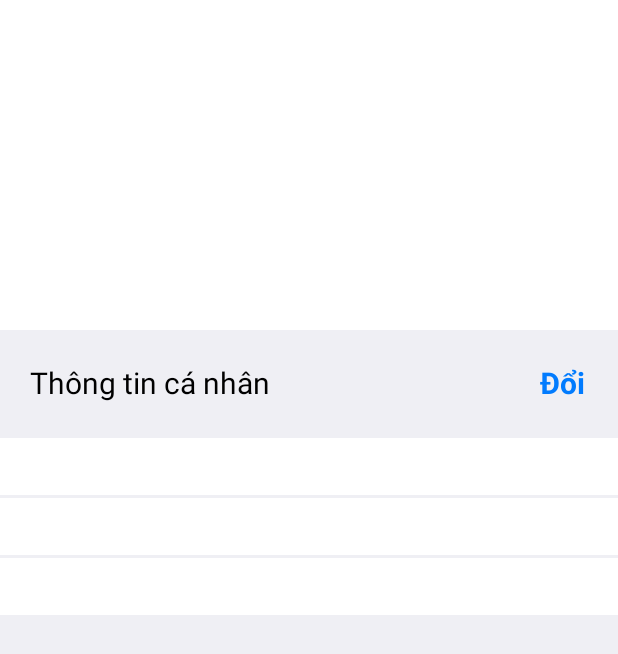
After one commit to affkjuhyt/AndroidPTIT, an Android app: the layout activity_detail_infomation.xml on its own in the app's theme, with its tools: preview values and no code run, on a phone screen of 412 x 824 dp. The commit adds this screen. Shown: the top 654 px of the screen. Run offline under Robolectric (Android 15) with nearby library versions, the phone set to English and light mode, and no system bars.

Commit message:
Create view info detail

```diff
--- a/app/src/main/AndroidManifest.xml
+++ b/app/src/main/AndroidManifest.xml
@@ -25,7 +25,7 @@
                 <category android:name="android.intent.category.LAUNCHER" />
             </intent-filter>
         </activity>
-        <activity android:name=".MainActivity">s
+        <activity android:name=".MainActivity">
             <intent-filter>
                 <action android:name="android.intent.action.MAIN" />
 
--- /dev/null
+++ b/app/src/main/res/drawable/border_top_relative.xml
@@ -0,0 +1,17 @@
+<?xml version="1.0" encoding="utf-8"?>
+<layer-list
+    xmlns:android="http://schemas.android.com/apk/res/android"
+    >
+    <item>
+        <shape android:shape="rectangle">
+            <solid android:color="#ffffff"/>
+            <stroke android:color="@color/gray" android:width="2dp"/>
+        </shape>
+    </item>
+    <item android:top="2dp">
+        <shape android:shape="rectangle">
+            <solid android:color="#ffffff"/>
+            <!--stroke android:color="#246921" android:width="2dp"/-->
+        </shape>
+    </item>
+</layer-list>
--- /dev/null
+++ b/app/src/main/res/layout/activity_detail_infomation.xml
@@ -0,0 +1,82 @@
+<?xml version="1.0" encoding="utf-8"?>
+<RelativeLayout
+    xmlns:android="http://schemas.android.com/apk/res/android"
+    android:layout_width="match_parent"
+    android:layout_height="match_parent"
+    android:background="@color/gray">
+
+    <RelativeLayout
+        android:background="@color/white"
+        android:id="@+id/relaImageInfo"
+        android:layout_width="match_parent"
+        android:layout_height="220dp" >
+
+    </RelativeLayout>
+
+    <RelativeLayout
+        android:background="@color/gray"
+        android:layout_marginTop="10dp"
+        android:layout_below="@+id/relaImageInfo"
+        android:id="@+id/relaText"
+        android:layout_width="match_parent"
+        android:layout_height="50dp" >
+
+        <TextView
+            android:textColor="@color/black"
+            android:background="@color/gray"
+            android:layout_centerVertical="true"
+            android:id="@+id/txtInfo"
+            android:text="Thông tin cá nhân"
+            android:layout_marginLeft="20dp"
+            android:textSize="20dp"
+            android:layout_width="wrap_content"
+            android:layout_height="wrap_content" />
+
+        <TextView
+            android:textColor="@color/blue"
+            android:layout_toRightOf="@+id/txtInfo"
+            android:layout_width="wrap_content"
+            android:textStyle="bold"
+            android:layout_centerVertical="true"
+            android:layout_height="wrap_content"
+            android:layout_marginLeft="180dp"
+            android:text="Đổi"
+            android:textSize="20dp"/>
+
+    </RelativeLayout>
+
+    <RelativeLayout
+        android:background="@color/white"
+        android:layout_marginTop="10dp"
+        android:layout_below="@+id/relaText"
+        android:id="@+id/relaInfoDetail"
+        android:layout_width="match_parent"
+        android:layout_height="120dp" >
+
+        <RelativeLayout
+            android:background="@drawable/border_top_relative"
+            android:id="@+id/relaName"
+            android:layout_width="match_parent"
+            android:layout_height="40dp" >
+
+        </RelativeLayout>
+
+        <RelativeLayout
+            android:background="@drawable/border_top_relative"
+            android:layout_below="@+id/relaName"
+            android:id="@+id/relaDate"
+            android:layout_width="match_parent"
+            android:layout_height="40dp" >
+
+        </RelativeLayout>
+
+        <RelativeLayout
+            android:background="@drawable/border_top_relative"
+            android:layout_below="@+id/relaDate"
+            android:id="@+id/relaPhones"
+            android:layout_width="match_parent"
+            android:layout_height="40dp" >
+
+        </RelativeLayout>
+    </RelativeLayout>
+</RelativeLayout>
--- a/app/src/main/res/values/colors.xml
+++ b/app/src/main/res/values/colors.xml
@@ -9,4 +9,5 @@
     <color name="white">#FFFFFFFF</color>
     <color name="orange">#FF9500</color>
     <color name="gray">#EFEFF4</color>
+    <color name="blue">#017BFE</color>
 </resources>
```
Also changed, not shown: app/src/main/res/drawable/cancel_2.png (added).
